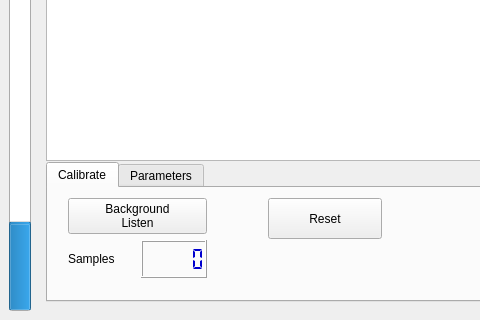
Qt form ui_main.ui (igillingham/passive_audio_radar) before a commit; both pictures show x 0 to 480 and y 396 to 716 of the 993 by 716 pixel window.
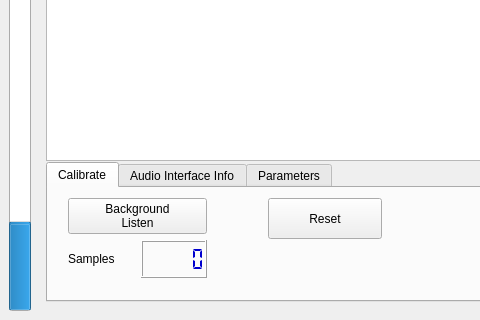
The same form after that commit. The open tabs and pages were chosen to show the change. Custom widgets are drawn as their Qt base class.

Commit message: Investigating sound interface attributes

The edit to the form file:
```diff
--- a/ui_main.ui
+++ b/ui_main.ui
@@ -198,6 +198,11 @@
              </layout>
             </widget>
            </widget>
+           <widget class="QWidget" name="tab">
+            <attribute name="title">
+             <string>Audio Interface Info</string>
+            </attribute>
+           </widget>
            <widget class="QWidget" name="tab_pars">
             <attribute name="title">
              <string>Parameters</string>
```
Left out of the diff: 2 changed lines with no effect on the pictures. The commit also changes 2 other files.
